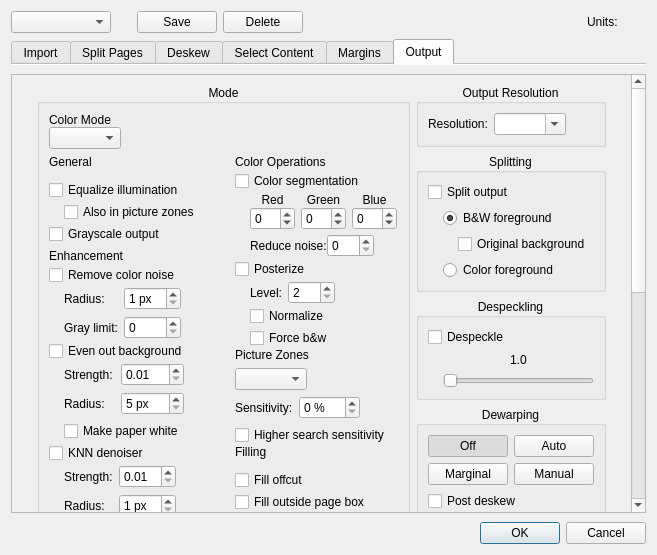
The window that src/app/DefaultParamsDialog.ui (2ndmax/scantailor-ocr) describes before a commit, drawn with Qt 5.
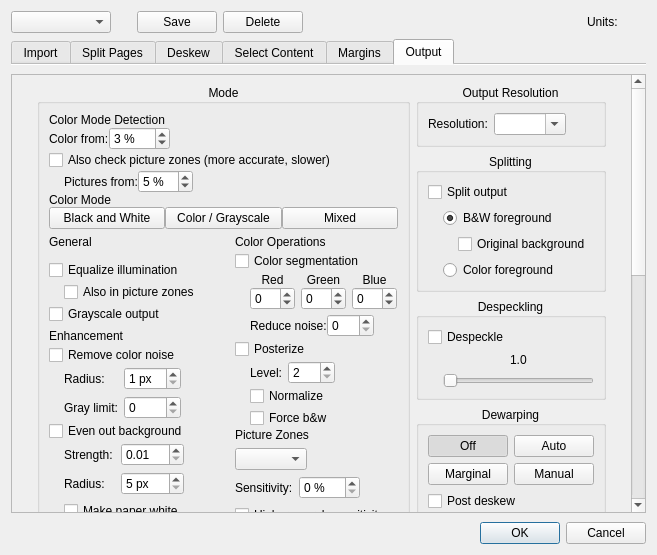
The same window after the commit. The open tabs and pages were chosen to show the change. Icons and pictures are not drawn. Custom widgets are drawn as their Qt base class.

Commit message: Output: color mode buttons and color mode detection

Patch:
```diff
--- a/src/app/DefaultParamsDialog.ui
+++ b/src/app/DefaultParamsDialog.ui
@@ -1956,6 +1956,130 @@
               </property>
               <item row="0" column="0" colspan="2">
 <layout class="QVBoxLayout" name="colorModeLayout">
+      <item>
+       <widget class="SectionHeading" name="colorDetectionHeading">
+        <property name="first">
+         <bool>true</bool>
+        </property>
+        <property name="toolTip">
+         <string>Settings of the color mode detection (Detect ... in the Output step). They apply to all projects.</string>
+        </property>
+        <property name="text">
+         <string>Color Mode Detection</string>
+        </property>
+       </widget>
+      </item>
+      <item>
+       <layout class="QHBoxLayout" name="colorDetectionMinColorLayout">
+        <item>
+         <widget class="QLabel" name="colorDetectionMinColorLabel">
+          <property name="toolTip">
+           <string>A page counts as a color page only if at least this share of it is colored outside pictures. Colored headings, boxes and thumb index tabs below it are ignored; colored pictures make the page Mixed.</string>
+          </property>
+          <property name="text">
+           <string>Color from:</string>
+          </property>
+         </widget>
+        </item>
+        <item>
+         <widget class="QSpinBox" name="colorDetectionMinColorSB">
+          <property name="toolTip">
+           <string>A page counts as a color page only if at least this share of it is colored outside pictures. Colored headings, boxes and thumb index tabs below it are ignored; colored pictures make the page Mixed.</string>
+          </property>
+          <property name="keyboardTracking">
+           <bool>false</bool>
+          </property>
+          <property name="suffix">
+           <string> %</string>
+          </property>
+          <property name="minimum">
+           <number>0</number>
+          </property>
+          <property name="maximum">
+           <number>100</number>
+          </property>
+          <property name="value">
+           <number>3</number>
+          </property>
+         </widget>
+        </item>
+        <item>
+         <spacer name="colorDetectionMinColorSpacer">
+          <property name="orientation">
+           <enum>Qt::Horizontal</enum>
+          </property>
+          <property name="sizeHint" stdset="0">
+           <size>
+            <width>1</width>
+            <height>1</height>
+           </size>
+          </property>
+         </spacer>
+        </item>
+       </layout>
+      </item>
+      <item>
+       <widget class="QCheckBox" name="colorDetectionZonesCB">
+        <property name="toolTip">
+         <string>Also look for picture zones on pages detected as black and white. Finds light or small photos, but takes longer.</string>
+        </property>
+        <property name="text">
+         <string>Also check picture zones (more accurate, slower)</string>
+        </property>
+       </widget>
+      </item>
+      <item>
+       <layout class="QHBoxLayout" name="colorDetectionMinPictureLayout">
+        <property name="leftMargin">
+         <number>15</number>
+        </property>
+        <item>
+         <widget class="QLabel" name="colorDetectionMinPictureLabel">
+          <property name="toolTip">
+           <string>A black and white page becomes Mixed if its largest picture zone covers at least this share of the page. Lower it for small pictures, raise it if stamps or stains are taken for pictures.</string>
+          </property>
+          <property name="text">
+           <string>Pictures from:</string>
+          </property>
+         </widget>
+        </item>
+        <item>
+         <widget class="QSpinBox" name="colorDetectionMinPictureSB">
+          <property name="toolTip">
+           <string>A black and white page becomes Mixed if its largest picture zone covers at least this share of the page. Lower it for small pictures, raise it if stamps or stains are taken for pictures.</string>
+          </property>
+          <property name="keyboardTracking">
+           <bool>false</bool>
+          </property>
+          <property name="suffix">
+           <string> %</string>
+          </property>
+          <property name="minimum">
+           <number>1</number>
+          </property>
+          <property name="maximum">
+           <number>95</number>
+          </property>
+          <property name="value">
+           <number>5</number>
+          </property>
+         </widget>
+        </item>
+        <item>
+         <spacer name="colorDetectionMinPictureSpacer">
+          <property name="orientation">
+           <enum>Qt::Horizontal</enum>
+          </property>
+          <property name="sizeHint" stdset="0">
+           <size>
+            <width>1</width>
+            <height>1</height>
+           </size>
+          </property>
+         </spacer>
+        </item>
+       </layout>
+      </item>
 <item>
 <widget class="SectionHeading" name="colorModeHeading">
 <property name="text">
@@ -1966,26 +2090,49 @@
 </property>
 </widget>
 </item>
-<item>
-               <layout class="QHBoxLayout" name="horizontalLayout_13">
-                <item>
-                 <widget class="QComboBox" name="colorModeSelector"/>
-                </item>
-                <item>
-                 <spacer name="horizontalSpacer_34">
-                  <property name="orientation">
-                   <enum>Qt::Horizontal</enum>
-                  </property>
-                  <property name="sizeHint" stdset="0">
-                   <size>
-                    <width>1</width>
-                    <height>1</height>
-                   </size>
-                  </property>
-                 </spacer>
-                </item>
-               </layout>
-</item>
+      <item>
+       <layout class="QHBoxLayout" name="colorModeButtonsLayout">
+        <item>
+         <widget class="QPushButton" name="colorModeBWBtn">
+          <property name="text">
+           <string>Black and White</string>
+          </property>
+          <property name="checkable">
+           <bool>true</bool>
+          </property>
+          <property name="autoExclusive">
+           <bool>true</bool>
+          </property>
+         </widget>
+        </item>
+        <item>
+         <widget class="QPushButton" name="colorModeColorBtn">
+          <property name="text">
+           <string>Color / Grayscale</string>
+          </property>
+          <property name="checkable">
+           <bool>true</bool>
+          </property>
+          <property name="autoExclusive">
+           <bool>true</bool>
+          </property>
+         </widget>
+        </item>
+        <item>
+         <widget class="QPushButton" name="colorModeMixedBtn">
+          <property name="text">
+           <string>Mixed</string>
+          </property>
+          <property name="checkable">
+           <bool>true</bool>
+          </property>
+          <property name="autoExclusive">
+           <bool>true</bool>
+          </property>
+         </widget>
+        </item>
+       </layout>
+      </item>
 </layout>
               </item>
               <item row="1" column="0">
```
Left out of the diff: 3 changed lines with no effect on the pictures. The commit also changes 30 other files.
